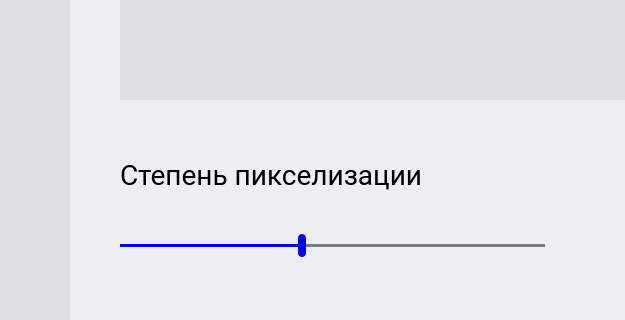
The window that MainWindow.ui (kolaqsq/Pixelizator) describes before a commit, drawn with Qt 5; both pictures show x 0 to 625 and y 480 to 800 of the 1000 by 800 pixel window.
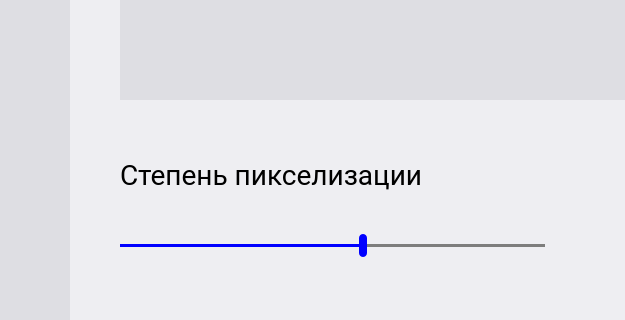
The same window after the commit. Icons and pictures are not drawn.

Commit message: Set slider invert appearance

Patch:
```diff
--- a/MainWindow.ui
+++ b/MainWindow.ui
@@ -457,7 +457,7 @@
                   <property name="orientation">
                    <enum>Qt::Horizontal</enum>
                   </property>
-                  <property name="invertedControls">
+                  <property name="invertedAppearance">
                    <bool>true</bool>
                   </property>
                  </widget>
```
Left out of the diff: 3 changed lines with no effect on the pictures.
